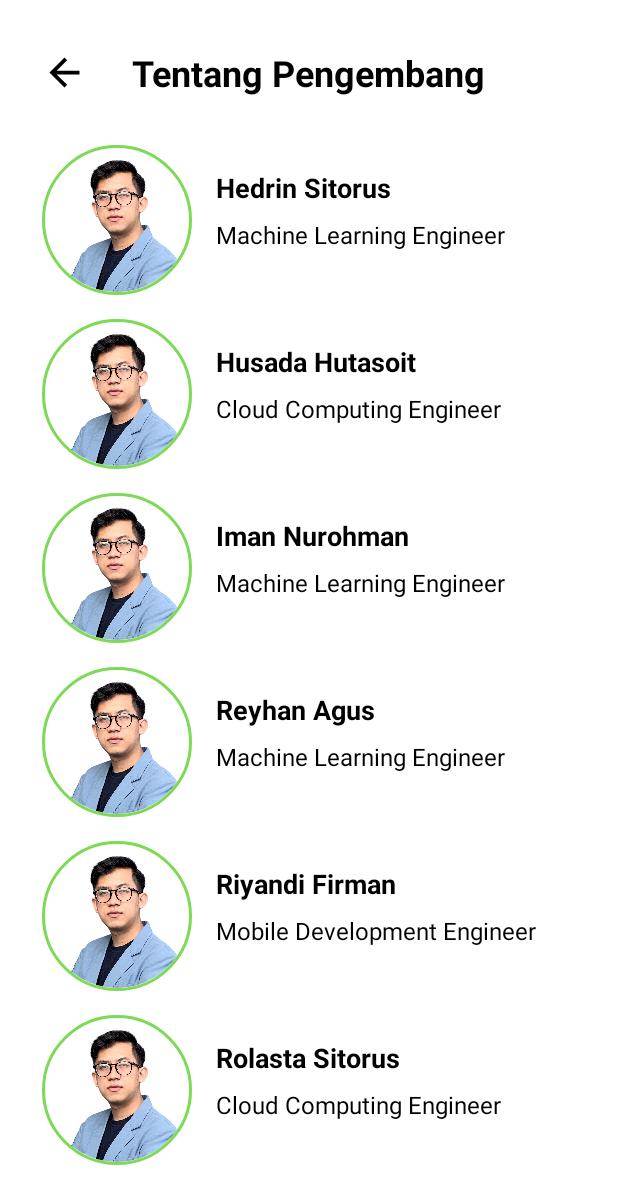
After one commit to Capstone-C23-PS094/farm-genius-mobile, an Android app: the ProfileAboutDeveloperActivity screen opened directly, with no data from a screen before it, on a phone screen of 412 x 824 dp. The commit adds this screen. Shown: the top 1204 px of the screen. Run offline under Robolectric (Android 15) with nearby library versions, the phone set to English and light mode, and no system bars; our stand-ins replace CircleImageView.

Commit message:
configure about developer page layout

```diff
--- a/app/src/main/AndroidManifest.xml
+++ b/app/src/main/AndroidManifest.xml
@@ -12,9 +12,13 @@
         android:theme="@style/Theme.FarmGenius"
         tools:targetApi="31">
         <activity
-            android:name=".ui.profile.ProfilePrivacyPolicyActivity"
+            android:name=".ui.profile.ProfileAboutDeveloperActivity"
             android:theme="@style/FarmGenius_NoAppBar"
             android:exported="false" />
+        <activity
+            android:name=".ui.profile.ProfilePrivacyPolicyActivity"
+            android:exported="false"
+            android:theme="@style/FarmGenius_NoAppBar" />
         <activity
             android:name=".ui.profile.ProfileTermsConditionsActivity"
             android:exported="false"
--- /dev/null
+++ b/app/src/main/java/com/riyandifirman/farmgenius/ui/profile/ProfileAboutDeveloperActivity.kt
@@ -0,0 +1,26 @@
+package com.riyandifirman.farmgenius.ui.profile
+
+import android.content.Intent
+import androidx.appcompat.app.AppCompatActivity
+import android.os.Bundle
+import android.widget.ImageView
+import com.riyandifirman.farmgenius.R
+import com.riyandifirman.farmgenius.databinding.ActivityProfileAboutDeveloperBinding
+
+class ProfileAboutDeveloperActivity : AppCompatActivity() {
+
+    private lateinit var binding: ActivityProfileAboutDeveloperBinding
+    private lateinit var backButton: ImageView
+
+    override fun onCreate(savedInstanceState: Bundle?) {
+        super.onCreate(savedInstanceState)
+        binding = ActivityProfileAboutDeveloperBinding.inflate(layoutInflater)
+        setContentView(binding.root)
+
+        backButton = binding.backButton
+        backButton.setOnClickListener {
+            val intent = Intent(this@ProfileAboutDeveloperActivity, ProfileActivity::class.java)
+            startActivity(intent)
+        }
+    }
+}
--- a/app/src/main/java/com/riyandifirman/farmgenius/ui/profile/ProfileActivity.kt
+++ b/app/src/main/java/com/riyandifirman/farmgenius/ui/profile/ProfileActivity.kt
@@ -50,11 +50,11 @@ import com.riyandifirman.farmgenius.ui.register.RegisterActivity
             val intent = Intent(this@ProfileActivity, ProfilePrivacyPolicyActivity::class.java)
             startActivity(intent)
         }
-//
-//        aboutDeveloper.setOnClickListener {
-//            val intent = Intent(this@ProfileActivity, ProfileAboutDeveloperActivity::class.java)
-//            startActivity(intent)
-//        }
+
+        aboutDeveloper.setOnClickListener {
+            val intent = Intent(this@ProfileActivity, ProfileAboutDeveloperActivity::class.java)
+            startActivity(intent)
+        }
 //
 //        logout.setOnClickListener {
 //            val intent = Intent(this@ProfileActivity, ProfileLogoutActivity::class.java)
--- /dev/null
+++ b/app/src/main/res/layout/activity_profile_about_developer.xml
@@ -0,0 +1,262 @@
+<?xml version="1.0" encoding="utf-8"?>
+<ScrollView
+    xmlns:android="http://schemas.android.com/apk/res/android"
+    xmlns:app="http://schemas.android.com/apk/res-auto"
+    xmlns:tools="http://schemas.android.com/tools"
+    android:id="@+id/scroll_view"
+    android:layout_width="match_parent"
+    android:layout_height="match_parent"
+    tools:context=".ui.profile.ProfileTermsConditionsActivity">
+
+    <androidx.constraintlayout.widget.ConstraintLayout
+        android:layout_width="match_parent"
+        android:layout_height="wrap_content"
+        tools:context=".ui.profile.ProfilePrivacyPolicyActivity">
+
+        <TextView
+            android:id="@+id/title_page"
+            android:layout_width="wrap_content"
+            android:layout_height="wrap_content"
+            android:layout_marginTop="32dp"
+            android:text="@string/title_tentang_pengembang"
+            android:textAppearance="@style/title_page"
+            app:layout_constraintEnd_toEndOf="parent"
+            app:layout_constraintStart_toStartOf="parent"
+            app:layout_constraintTop_toTopOf="parent" />
+
+        <ImageView
+            android:id="@+id/back_button"
+            android:layout_width="wrap_content"
+            android:layout_height="wrap_content"
+            android:layout_marginStart="28dp"
+            app:layout_constraintBottom_toBottomOf="@+id/title_page"
+            app:layout_constraintStart_toStartOf="parent"
+            app:layout_constraintTop_toTopOf="@+id/title_page"
+            app:srcCompat="@drawable/ic_back" />
+
+        <de.hdodenhof.circleimageview.CircleImageView
+            android:id="@+id/iv_profile_1"
+            android:layout_width="100dp"
+            android:layout_height="100dp"
+            android:layout_marginStart="28dp"
+            android:layout_marginTop="32dp"
+            android:src="@drawable/pp_riyandi"
+            app:civ_border_color="@color/green_500"
+            app:civ_border_width="2dp"
+            app:layout_constraintStart_toStartOf="parent"
+            app:layout_constraintTop_toBottomOf="@+id/title_page" />
+
+        <TextView
+            android:id="@+id/tv_nama_1"
+            android:layout_width="wrap_content"
+            android:layout_height="wrap_content"
+            android:layout_marginStart="16dp"
+            android:layout_marginTop="16dp"
+            android:text="@string/hedrin"
+            android:textColor="@color/black"
+            android:textSize="18sp"
+            android:textStyle="bold"
+            app:layout_constraintStart_toEndOf="@+id/iv_profile_1"
+            app:layout_constraintTop_toTopOf="@+id/iv_profile_1" />
+
+        <TextView
+            android:id="@+id/tv_role_1"
+            android:layout_width="wrap_content"
+            android:layout_height="wrap_content"
+            android:layout_marginStart="16dp"
+            android:layout_marginTop="8dp"
+            android:text="@string/ml"
+            android:textColor="@color/black"
+            android:textSize="16sp"
+            app:layout_constraintStart_toEndOf="@+id/iv_profile_1"
+            app:layout_constraintTop_toBottomOf="@+id/tv_nama_1" />
+
+        <de.hdodenhof.circleimageview.CircleImageView
+            android:id="@+id/iv_profile_2"
+            android:layout_width="100dp"
+            android:layout_height="100dp"
+            android:layout_marginStart="28dp"
+            android:layout_marginTop="16dp"
+            android:src="@drawable/pp_riyandi"
+            app:civ_border_color="@color/green_500"
+            app:civ_border_width="2dp"
+            app:layout_constraintStart_toStartOf="parent"
+            app:layout_constraintTop_toBottomOf="@+id/iv_profile_1" />
+
+        <TextView
+            android:id="@+id/tv_nama_2"
+            android:layout_width="wrap_content"
+            android:layout_height="wrap_content"
+            android:layout_marginStart="16dp"
+            android:layout_marginTop="16dp"
+            android:text="@string/husada"
+            android:textColor="@color/black"
+            android:textSize="18sp"
+            android:textStyle="bold"
+            app:layout_constraintStart_toEndOf="@+id/iv_profile_2"
+            app:layout_constraintTop_toTopOf="@+id/iv_profile_2" />
+
+        <TextView
+            android:id="@+id/tv_role_2"
+            android:layout_width="wrap_content"
+            android:layout_height="wrap_content"
+            android:layout_marginStart="16dp"
+            android:layout_marginTop="8dp"
+            android:text="@string/cc"
+            android:textColor="@color/black"
+            android:textSize="16sp"
+            app:layout_constraintStart_toEndOf="@+id/iv_profile_2"
+            app:layout_constraintTop_toBottomOf="@+id/tv_nama_2" />
+
+        <de.hdodenhof.circleimageview.CircleImageView
+            android:id="@+id/iv_profile_3"
+            android:layout_width="100dp"
+            android:layout_height="100dp"
+            android:layout_marginStart="28dp"
+            android:layout_marginTop="16dp"
+            android:src="@drawable/pp_riyandi"
+            app:civ_border_color="@color/green_500"
+            app:civ_border_width="2dp"
+            app:layout_constraintStart_toStartOf="parent"
+            app:layout_constraintTop_toBottomOf="@+id/iv_profile_2" />
+
+        <TextView
+            android:id="@+id/tv_nama_3"
+            android:layout_width="wrap_content"
+            android:layout_height="wrap_content"
+            android:layout_marginStart="16dp"
+            android:layout_marginTop="16dp"
+            android:text="@string/iman"
+            android:textColor="@color/black"
+            android:textSize="18sp"
+            android:textStyle="bold"
+            app:layout_constraintStart_toEndOf="@+id/iv_profile_3"
+            app:layout_constraintTop_toTopOf="@+id/iv_profile_3" />
+
+        <TextView
+            android:id="@+id/tv_role_3"
+            android:layout_width="wrap_content"
+            android:layout_height="wrap_content"
+            android:layout_marginStart="16dp"
+            android:layout_marginTop="8dp"
+            android:text="@string/ml"
+            android:textColor="@color/black"
+            android:textSize="16sp"
+            app:layout_constraintStart_toEndOf="@+id/iv_profile_3"
+            app:layout_constraintTop_toBottomOf="@+id/tv_nama_3" />
+
+        <de.hdodenhof.circleimageview.CircleImageView
+            android:id="@+id/iv_profile_4"
+            android:layout_width="100dp"
+            android:layout_height="100dp"
+            android:layout_marginStart="28dp"
+            android:layout_marginTop="16dp"
+            android:src="@drawable/pp_riyandi"
+            app:civ_border_color="@color/green_500"
+            app:civ_border_width="2dp"
+            app:layout_constraintStart_toStartOf="parent"
+            app:layout_constraintTop_toBottomOf="@+id/iv_profile_3" />
+
+        <TextView
+            android:id="@+id/tv_nama_4"
+            android:layout_width="wrap_content"
+            android:layout_height="wrap_content"
+            android:layout_marginStart="16dp"
+            android:layout_marginTop="16dp"
+            android:text="@string/reyhan"
+            android:textColor="@color/black"
+            android:textSize="18sp"
+            android:textStyle="bold"
+            app:layout_constraintStart_toEndOf="@+id/iv_profile_4"
+            app:layout_constraintTop_toTopOf="@+id/iv_profile_4" />
+
+        <TextView
+            android:id="@+id/tv_role_4"
+            android:layout_width="wrap_content"
+            android:layout_height="wrap_content"
+            android:layout_marginStart="16dp"
+            android:layout_marginTop="8dp"
+            android:text="@string/ml"
+            android:textColor="@color/black"
+            android:textSize="16sp"
+            app:layout_constraintStart_toEndOf="@+id/iv_profile_5"
+            app:layout_constraintTop_toBottomOf="@+id/tv_nama_4" />
+
+        <de.hdodenhof.circleimageview.CircleImageView
+            android:id="@+id/iv_profile_5"
+            android:layout_width="100dp"
+            android:layout_height="100dp"
+            android:layout_marginStart="28dp"
+            android:layout_marginTop="16dp"
+            android:src="@drawable/pp_riyandi"
+            app:civ_border_color="@color/green_500"
+            app:civ_border_width="2dp"
+            app:layout_constraintStart_toStartOf="parent"
+            app:layout_constraintTop_toBottomOf="@+id/iv_profile_4" />
+
+        <TextView
+            android:id="@+id/tv_nama_5"
+            android:layout_width="wrap_content"
+            android:layout_height="wrap_content"
+            android:layout_marginStart="16dp"
+            android:layout_marginTop="16dp"
+            android:text="@string/riyandi"
+            android:textColor="@color/black"
+            android:textSize="18sp"
+            android:textStyle="bold"
+            app:layout_constraintStart_toEndOf="@+id/iv_profile_5"
+            app:layout_constraintTop_toTopOf="@+id/iv_profile_5" />
+
+        <TextView
+            android:id="@+id/tv_role_5"
+            android:layout_width="wrap_content"
+            android:layout_height="wrap_content"
+            android:layout_marginStart="16dp"
+            android:layout_marginTop="8dp"
+            android:text="@string/md"
+            android:textColor="@color/black"
+            android:textSize="16sp"
+            app:layout_constraintStart_toEndOf="@+id/iv_profile_5"
+            app:layout_constraintTop_toBottomOf="@+id/tv_nama_5" />
+
+        <de.hdodenhof.circleimageview.CircleImageView
+            android:id="@+id/iv_profile_6"
+            android:layout_width="100dp"
+            android:layout_height="100dp"
+            android:layout_marginStart="28dp"
+            android:layout_marginTop="16dp"
+            android:src="@drawable/pp_riyandi"
+            app:civ_border_color="@color/green_500"
+            app:civ_border_width="2dp"
+            app:layout_constraintStart_toStartOf="parent"
+            app:layout_constraintTop_toBottomOf="@+id/iv_profile_5" />
+
+        <TextView
+            android:id="@+id/tv_nama_6"
+            android:layout_width="wrap_content"
+            android:layout_height="wrap_content"
+            android:layout_marginStart="16dp"
+            android:layout_marginTop="16dp"
+            android:text="@string/rolasta"
+            android:textColor="@color/black"
+            android:textSize="18sp"
+            android:textStyle="bold"
+            app:layout_constraintStart_toEndOf="@+id/iv_profile_6"
+            app:layout_constraintTop_toTopOf="@+id/iv_profile_6" />
+
+        <TextView
+            android:id="@+id/tv_role_6"
+            android:layout_width="wrap_content"
+            android:layout_height="wrap_content"
+            android:layout_marginStart="16dp"
+            android:layout_marginTop="8dp"
+            android:layout_marginBottom="32dp"
+            android:text="@string/cc"
+            android:textColor="@color/black"
+            android:textSize="16sp"
+            app:layout_constraintStart_toEndOf="@+id/iv_profile_6"
+            app:layout_constraintTop_toBottomOf="@+id/tv_nama_6"
+            app:layout_constraintBottom_toBottomOf="parent"/>
+
+    </androidx.constraintlayout.widget.ConstraintLayout>
+</ScrollView>
--- a/app/src/main/res/values/strings.xml
+++ b/app/src/main/res/values/strings.xml
@@ -67,4 +67,12 @@
     <string name="informasi_kumpulkan_teks">a. Informasi Pribadi: Kami dapat mengumpulkan informasi pribadi yang Anda berikan secara sukarela, seperti nama, alamat email, dan informasi profil pengguna.\nb. Informasi Penggunaan: Kami dapat mengumpulkan informasi tentang bagaimana Anda menggunakan FarmGenius, termasuk aktivitas, log masuk, preferensi, dan pengaturan.\nc. Informasi Perangkat: Kami dapat mengumpulkan informasi tentang perangkat yang Anda gunakan untuk mengakses FarmGenius, seperti jenis perangkat, sistem operasi, ID perangkat unik, dan pengaturan perangkat.</string>
     <string name="penggunaan_informasi_teks">a. Kami menggunakan informasi yang dikumpulkan untuk menyediakan, mengoperasikan, dan meningkatkan FarmGenius, serta memberikan dukungan pelanggan yang efektif.\nb. Kami dapat menggunakan informasi untuk mengirimkan pembaruan, pemberitahuan, dan informasi terkait FarmGenius kepada Anda.\nc. Informasi anonim atau agregat dapat digunakan untuk tujuan analisis, penelitian pasar, atau pengembangan produk, dengan tidak mengidentifikasi informasi pribadi individu.</string>
     <string name="bagikan_informasi_teks">a. Kami tidak akan membagikan informasi pribadi Anda kepada pihak ketiga kecuali dengan persetujuan Anda atau jika diperlukan oleh hukum.\nb. Kami dapat menggunakan penyedia layanan pihak ketiga untuk membantu dalam pengoperasian FarmGenius, dan mereka akan memiliki akses terbatas ke informasi Anda hanya untuk tujuan yang diperlukan.</string>
+    <string name="hedrin">Hedrin Sitorus</string>
+    <string name="husada">Husada Hutasoit</string>
+    <string name="iman">Iman Nurohman</string>
+    <string name="reyhan">Reyhan Agus</string>
+    <string name="rolasta">Rolasta Sitorus</string>
+    <string name="cc">Cloud Computing Engineer</string>
+    <string name="ml">Machine Learning Engineer</string>
+    <string name="md">Mobile Development Engineer</string>
 </resources>
```
Also changed, not shown: app/src/main/res/drawable/pp_riyandi.png (added).
